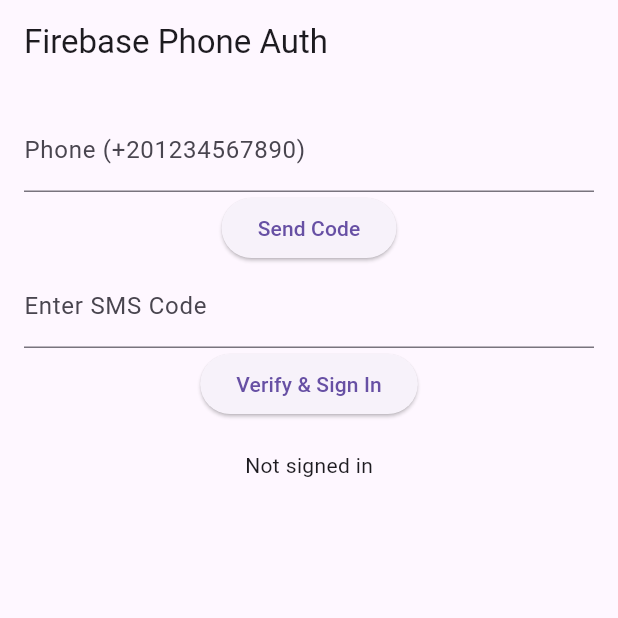
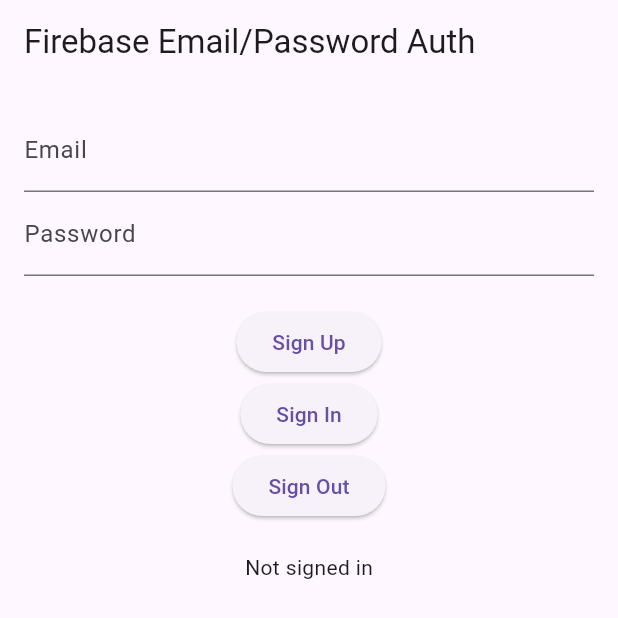
Before and after one commit to shehab-m7md/strict_REPO, a Flutter app: the screen it shows after launch, on a phone screen of 412 x 824 dp. Shown: the top 618 px of the screen. Run offline on Flutter 3.47's test engine with Material 3 defaults, Android fonts, the phone set to English and light mode, and no system bars; our stand-ins replace firebase_auth, firebase_core; accounts and stored records are empty.

Commit message:
Refactor PhoneAuthScreen to AuthScreen with email auth

```diff
--- a/lib/main.dart
+++ b/lib/main.dart
@@ -15,84 +15,90 @@ class MyApp extends StatelessWidget {
   Widget build(BuildContext context) {
     return const MaterialApp(
       debugShowCheckedModeBanner: false,
-      home: PhoneAuthScreen(),
+      home: AuthScreen(),
     );
   }
 }
 
-class PhoneAuthScreen extends StatefulWidget {
-  const PhoneAuthScreen({super.key});
+class AuthScreen extends StatefulWidget {
+  const AuthScreen({super.key});
 
   @override
-  State<PhoneAuthScreen> createState() => _PhoneAuthScreenState();
+  State<AuthScreen> createState() => _AuthScreenState();
 }
 
-class _PhoneAuthScreenState extends State<PhoneAuthScreen> {
-  final phoneController = TextEditingController();
-  final codeController = TextEditingController();
-  String? verificationId;
+class _AuthScreenState extends State<AuthScreen> {
+  final emailController = TextEditingController();
+  final passController = TextEditingController();
   String? uid;
 
   @override
   Widget build(BuildContext context) {
     return Scaffold(
-      appBar: AppBar(title: const Text("Firebase Phone Auth")),
+      appBar: AppBar(title: const Text("Firebase Email/Password Auth")),
       body: Padding(
         padding: const EdgeInsets.all(16),
         child: Column(
           children: [
             TextField(
-              controller: phoneController,
-              decoration: const InputDecoration(labelText: "Phone (+201234567890)"),
+              controller: emailController,
+              decoration: const InputDecoration(labelText: "Email"),
+            ),
+            TextField(
+              controller: passController,
+              decoration: const InputDecoration(labelText: "Password"),
+              obscureText: true,
+            ),
+            const SizedBox(height: 20),
+            ElevatedButton(
+              onPressed: () async {
+                try {
+                  final user = await FirebaseAuth.instance
+                      .createUserWithEmailAndPassword(
+                    email: emailController.text.trim(),
+                    password: passController.text.trim(),
+                  );
+                  setState(() => uid = user.user?.uid);
+                  ScaffoldMessenger.of(context).showSnackBar(
+                    const SnackBar(content: Text("Sign Up Successful")),
+                  );
+                } catch (e) {
+                  ScaffoldMessenger.of(context).showSnackBar(
+                    SnackBar(content: Text("Error: $e")),
+                  );
+                }
+              },
+              child: const Text("Sign Up"),
             ),
             ElevatedButton(
               onPressed: () async {
-                await FirebaseAuth.instance.verifyPhoneNumber(
-                  phoneNumber: phoneController.text.trim(),
-                  verificationCompleted: (PhoneAuthCredential credential) async {
-                    final user = await FirebaseAuth.instance.signInWithCredential(credential);
-                    setState(() => uid = user.user?.uid);
-                    ScaffoldMessenger.of(context).showSnackBar(
-                      const SnackBar(content: Text("Auto Verified & Signed In")),
-                    );
-                  },
-                  verificationFailed: (FirebaseAuthException e) {
-                    ScaffoldMessenger.of(context).showSnackBar(
-                      SnackBar(content: Text("Error: ${e.message}")),
-                    );
-                  },
-                  codeSent: (String verId, int? resendToken) {
-                    setState(() => verificationId = verId);
-                    ScaffoldMessenger.of(context).showSnackBar(
-                      const SnackBar(content: Text("Code Sent via SMS")),
-                    );
-                  },
-                  codeAutoRetrievalTimeout: (String verId) {
-                    setState(() => verificationId = verId);
-                  },
-                );
+                try {
+                  final user = await FirebaseAuth.instance
+                      .signInWithEmailAndPassword(
+                    email: emailController.text.trim(),
+                    password: passController.text.trim(),
+                  );
+                  setState(() => uid = user.user?.uid);
+                  ScaffoldMessenger.of(context).showSnackBar(
+                    const SnackBar(content: Text("Sign In Successful")),
+                  );
+                } catch (e) {
+                  ScaffoldMessenger.of(context).showSnackBar(
+                    SnackBar(content: Text("Error: $e")),
+                  );
+                }
               },
-              child: const Text("Send Code"),
-            ),
-            TextField(
-              controller: codeController,
-              decoration: const InputDecoration(labelText: "Enter SMS Code"),
+              child: const Text("Sign In"),
             ),
             ElevatedButton(
               onPressed: () async {
-                if (verificationId != null) {
-                  final credential = PhoneAuthProvider.credential(
-                    verificationId: verificationId!,
-                    smsCode: codeController.text.trim(),
-                  );
-                  final user = await FirebaseAuth.instance.signInWithCredential(credential);
-                  setState(() => uid = user.user?.uid);
-                  ScaffoldMessenger.of(context).showSnackBar(
-                    const SnackBar(content: Text("Signed In Successfully")),
-                  );
-                }
+                await FirebaseAuth.instance.signOut();
+                setState(() => uid = null);
+                ScaffoldMessenger.of(context).showSnackBar(
+                  const SnackBar(content: Text("Signed Out")),
+                );
               },
-              child: const Text("Verify & Sign In"),
+              child: const Text("Sign Out"),
             ),
             const SizedBox(height: 20),
             Text(uid == null ? "Not signed in" : "UID: $uid"),
```
